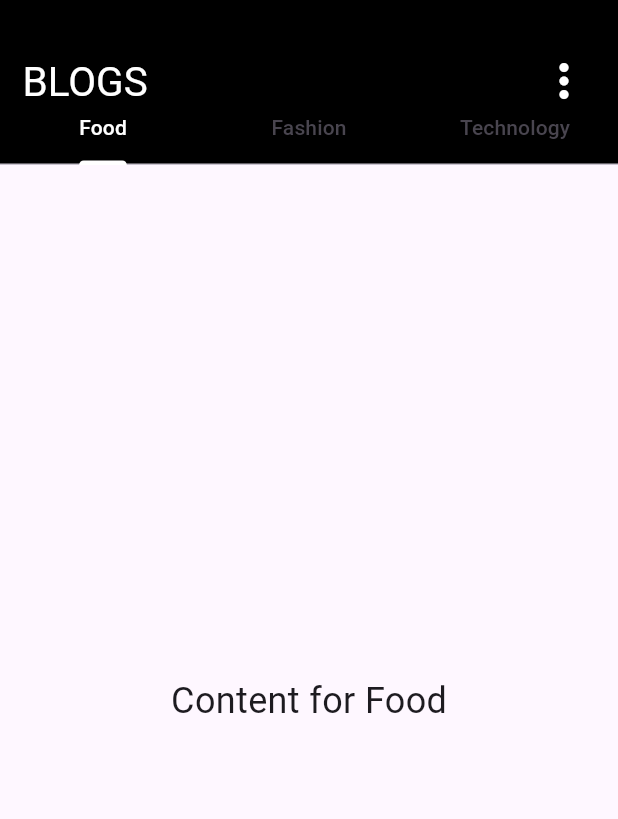
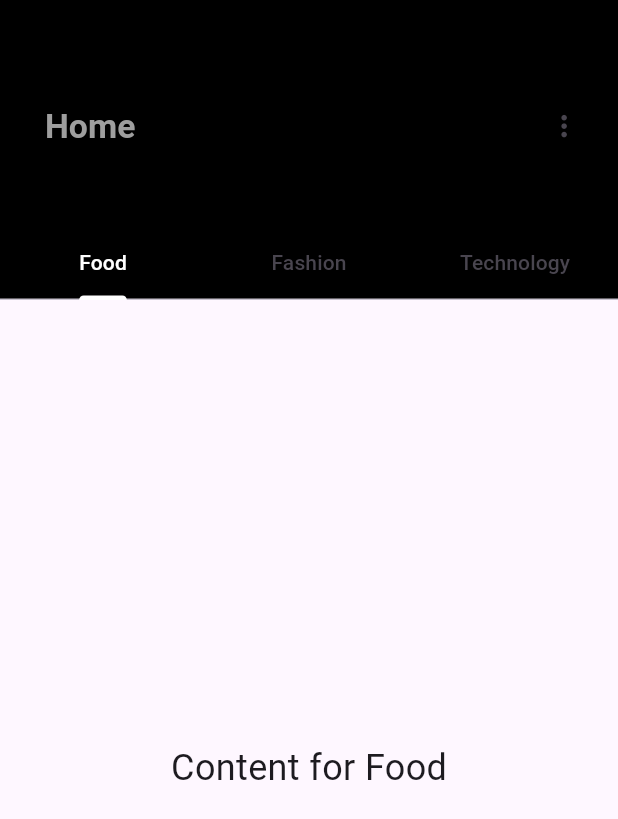
Before and after one commit to ritikrjk/blogApp, a Flutter app: the screen it shows after launch, on a phone screen of 412 x 824 dp. Shown: the top 819 px of the screen. Run offline on Flutter 3.47's test engine with Material 3 defaults, Android fonts, the phone set to English and light mode, and no system bars.

Commit message:
layout fixed for app bar

```diff
--- a/lib/home/screen/home_screen.dart
+++ b/lib/home/screen/home_screen.dart
@@ -19,27 +19,30 @@ class HomeScreen extends StatelessWidget {
         body: CustomScrollView(
           slivers: <Widget>[
             SliverAppBar(
-              expandedHeight: 110.0,
+              expandedHeight: 200.0,
               floating: true,
               pinned: true,
               flexibleSpace: FlexibleSpaceBar(
-                titlePadding: EdgeInsets.only(left: 15, bottom: 20),
+                titlePadding: EdgeInsetsDirectional.only(
+                  start: 30.0,
+                  bottom: 80.0,
+                ),
                 title: Row(
                   mainAxisAlignment: MainAxisAlignment.spaceBetween,
                   children: [
                     Text(
-                      'BLOGS',
+                      "Home",
                       style: TextStyle(
-                          fontSize: 18,
-                          color: Colors.white,
-                          fontWeight: FontWeight.w400),
+                          color: Colors.grey,
+                          fontSize: 15,
+                          fontWeight: FontWeight.bold),
                     ),
                     IconButton(
                         onPressed: () {},
                         icon: Icon(
                           Icons.more_vert,
-                          color: Colors.white,
-                        ))
+                          size: 15,
+                        )),
                   ],
                 ),
               ),
```
